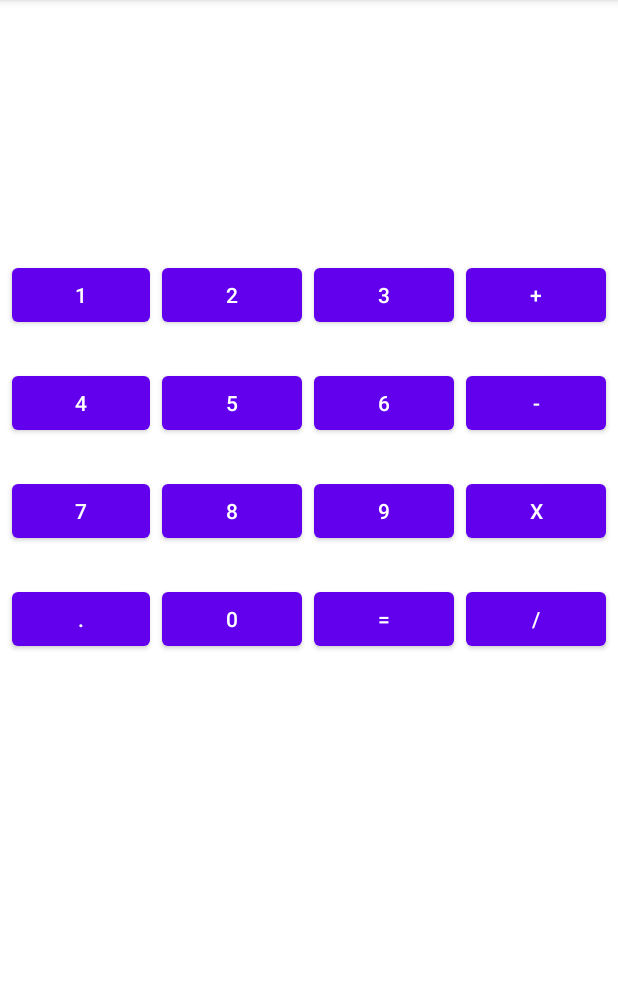
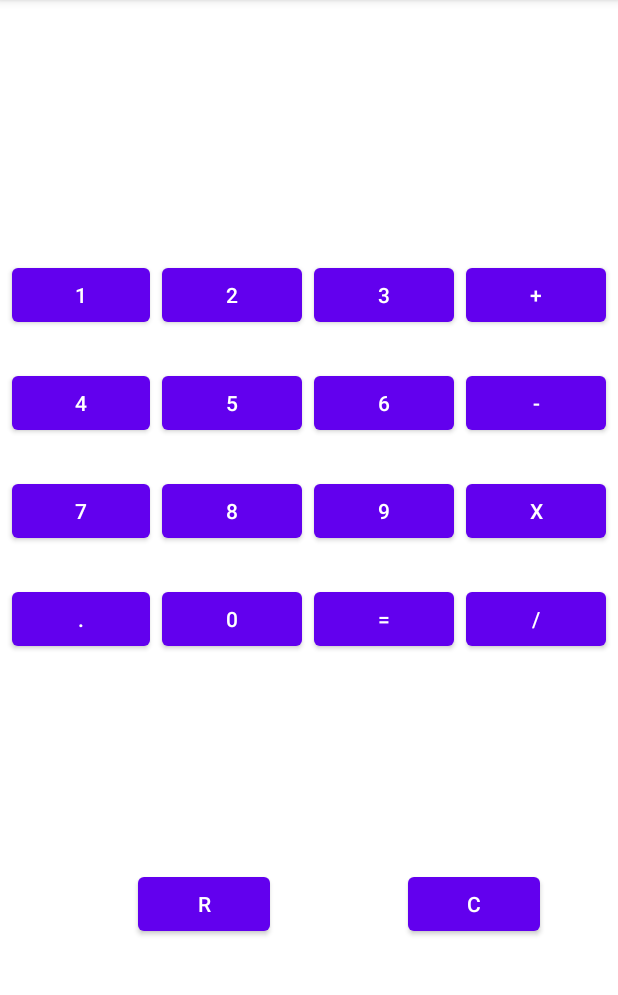
Before and after one commit to nervi0s/CalculatorAndroid2, an Android app: the screen it shows after launch (MainActivity), on a phone screen of 412 x 824 dp, the part 84-1079 px from its top. Run offline under Robolectric (Android 15) with nearby library versions, the light colour scheme and no system bars.

Commit message:
Add remove method

```diff
--- a/app/src/main/java/com/damnervi/practice_02_calculator/MainActivity.java
+++ b/app/src/main/java/com/damnervi/practice_02_calculator/MainActivity.java
@@ -3,16 +3,17 @@ package com.damnervi.practice_02_calculator;
 import androidx.appcompat.app.AppCompatActivity;
 
 import android.os.Bundle;
-import android.view.View;
 import android.widget.Button;
-import android.widget.TextView;
 
-public class MainActivity extends AppCompatActivity implements View.OnClickListener {
+public class MainActivity extends AppCompatActivity {
 
-    private TextView display;
+    //private TextView display;
     private Button b1;
     private Button b2;
+    private Button br;
     private Calculator calculator;
+
+    private Display display;
 
     @Override
     protected void onCreate(Bundle savedInstanceState) {
@@ -20,16 +21,16 @@ public class MainActivity extends AppCompatActivity implements View.OnClickListe
         setContentView(R.layout.activity_main);
 
         calculator = new Calculator();
-        display = findViewById(R.id.display);
+        //display = findViewById(R.id.display);
+        display = new Display(findViewById(R.id.display));
         b1 = findViewById(R.id.button1);
         b2 = findViewById(R.id.button2);
-
-        b1.setOnClickListener(this);
-        b2.setOnClickListener(this);
+        br = findViewById(R.id.remove);
+        // b1.setOnClickListener(this);
+        // b2.setOnClickListener(this);
+        b1.setOnClickListener(display);
+        b2.setOnClickListener(display);
+        br.setOnClickListener(display);
     }
 
-    @Override
-    public void onClick(View view) {
-            display.setText( ((Button) view).getText().toString());
-    }
 }
--- a/app/src/main/res/layout/activity_main.xml
+++ b/app/src/main/res/layout/activity_main.xml
@@ -182,4 +182,25 @@
         app:layout_constraintStart_toEndOf="@+id/button2"
         app:layout_constraintTop_toTopOf="@+id/button2" />
 
+    <Button
+        android:id="@+id/remove"
+        android:layout_width="wrap_content"
+        android:layout_height="wrap_content"
+        android:text="@string/remove"
+        app:layout_constraintBottom_toBottomOf="parent"
+        app:layout_constraintEnd_toStartOf="@+id/clear"
+        app:layout_constraintStart_toStartOf="parent"
+        app:layout_constraintTop_toBottomOf="@+id/button17" />
+
+    <Button
+        android:id="@+id/clear"
+        android:layout_width="wrap_content"
+        android:layout_height="wrap_content"
+        android:text="@string/clear"
+        app:layout_constraintBottom_toBottomOf="parent"
+        app:layout_constraintEnd_toEndOf="parent"
+        app:layout_constraintHorizontal_bias="0.84"
+        app:layout_constraintStart_toStartOf="parent"
+        app:layout_constraintTop_toBottomOf="@+id/button17" />
+
 </androidx.constraintlayout.widget.ConstraintLayout>
--- a/app/src/main/res/values/strings.xml
+++ b/app/src/main/res/values/strings.xml
@@ -17,5 +17,7 @@
     <string name="minus">-</string>
     <string name="multi">X</string>
     <string name="divide">/</string>
+    <string name="remove">r</string>
+    <string name="clear">C</string>
 
 </resources>
```
Also changed, not shown: app/src/main/java/com/damnervi/practice_02_calculator/Display.java (added, +38 -0 lines).
